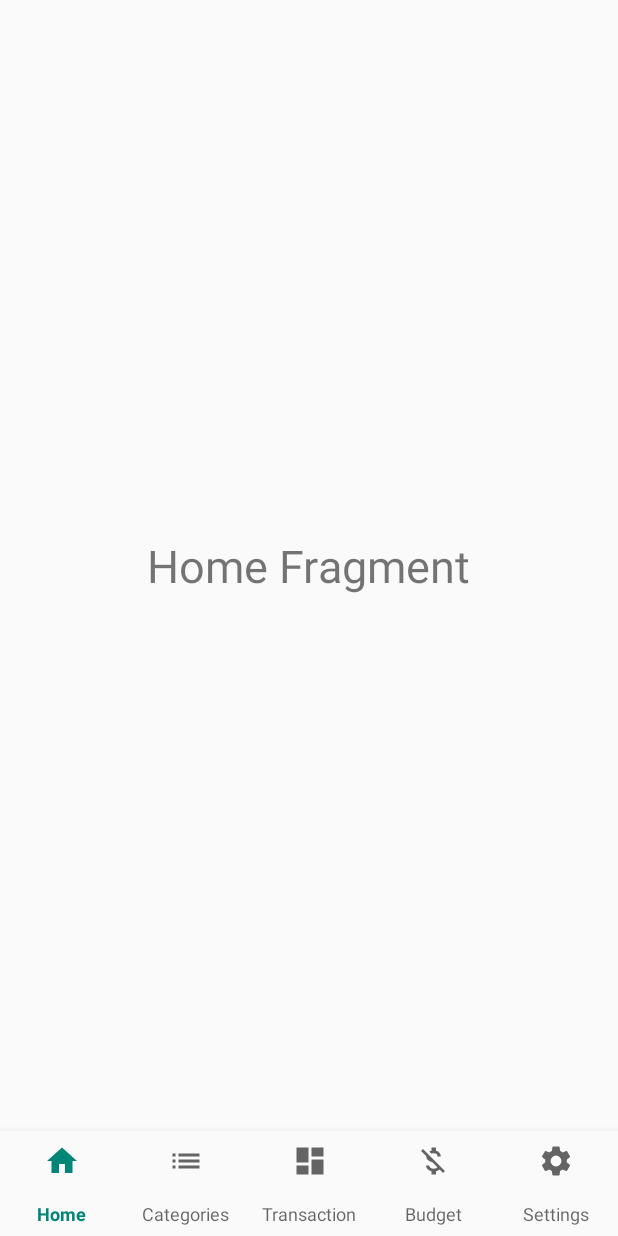
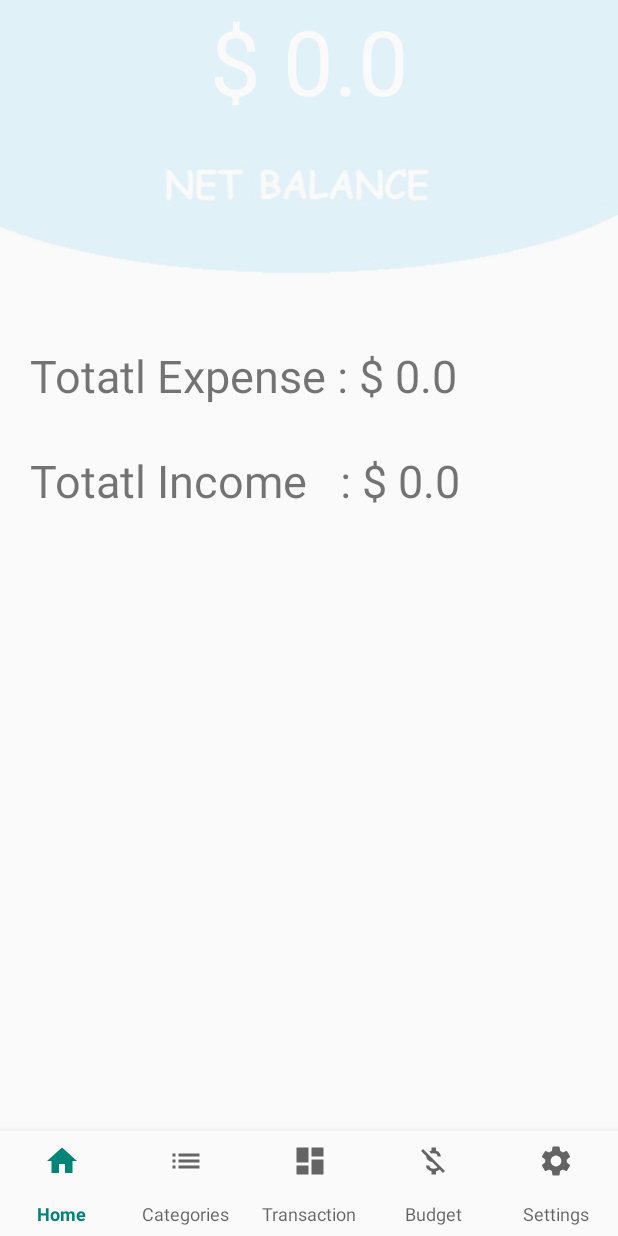
Before and after one commit to VishnuJayanand/PocketControl, an Android app: the screen it shows after launch (MainActivity), on a phone screen of 412 x 824 dp. Run offline under Robolectric (Android 15) with nearby library versions, the phone set to English and light mode, and no system bars; our stand-ins replace Room's generated code.

Commit message:
implemented home screen

```diff
--- a/app/src/main/java/com/droidlabs/pocketcontrol/db/PocketControlDB.java
+++ b/app/src/main/java/com/droidlabs/pocketcontrol/db/PocketControlDB.java
@@ -158,11 +158,11 @@ public abstract class PocketControlDB extends RoomDatabase {
         paymentModeDao.insert(paymentMode);
 
         Transaction transactionA = new Transaction(300f, 2, String.valueOf(rentCatId), today, "");
-        Transaction transactionB = new Transaction(-200f, 1, String.valueOf(shoppingCatId), today, "");
+        Transaction transactionB = new Transaction(200f, 1, String.valueOf(shoppingCatId), today, "");
         Transaction transactionC = new Transaction(100f, 2, String.valueOf(studyCatId), today, "");
-        Transaction transactionD = new Transaction(-250f, 1, String.valueOf(transportCatId), today, "");
-        Transaction transactionE = new Transaction(-250f, 1, String.valueOf(healthCatId), today, "");
-        Transaction transactionF = new Transaction(-250f, 1, String.valueOf(foodId), today, "");
+        Transaction transactionD = new Transaction(250f, 1, String.valueOf(transportCatId), today, "");
+        Transaction transactionE = new Transaction(250f, 1, String.valueOf(healthCatId), today, "");
+        Transaction transactionF = new Transaction(250f, 1, String.valueOf(foodId), today, "");
         transactionDao.insert(transactionA);
         transactionDao.insert(transactionB);
         transactionDao.insert(transactionC);
--- a/app/src/main/java/com/droidlabs/pocketcontrol/ui/home/HomeFragment.java
+++ b/app/src/main/java/com/droidlabs/pocketcontrol/ui/home/HomeFragment.java
@@ -4,16 +4,63 @@ import android.os.Bundle;
 import android.view.LayoutInflater;
 import android.view.View;
 import android.view.ViewGroup;
+import android.view.animation.Animation;
+import android.view.animation.AnimationUtils;
+
+import android.widget.TextView;
+
 import androidx.annotation.Nullable;
 import androidx.fragment.app.Fragment;
 import com.droidlabs.pocketcontrol.R;
+import com.droidlabs.pocketcontrol.db.PocketControlDB;
+import com.droidlabs.pocketcontrol.db.transaction.Transaction;
+import com.droidlabs.pocketcontrol.db.transaction.TransactionDao;
+
+import java.util.List;
 
 
 public class HomeFragment extends Fragment {
+
+    private PocketControlDB db = PocketControlDB.getDatabase(getContext());
+    private Animation topAnimation;
+    private TextView textViewAmount, textViewExpense, textViewIncome;
+    private TransactionDao transactionDao;
+    private Float totalAmount = 0f;
+    private Float totalExpense = 0f;
+    private Float totalIncome = 0f;
+    private List<Transaction> allTransactions;
+
     @Nullable
     @Override
     public final View onCreateView(
             final LayoutInflater inf, final @Nullable ViewGroup container, final @Nullable Bundle savedInstanceState) {
-        return inf.inflate(R.layout.fragment_home, container, false);
+        View view = inf.inflate(R.layout.fragment_home, container, false);
+
+        textViewAmount = view.findViewById(R.id.homeScreenTop);
+        textViewIncome = view.findViewById(R.id.homeScreenTotalIncome);
+        textViewExpense = view.findViewById(R.id.homeScreenTotalExpense);
+
+        topAnimation = AnimationUtils.loadAnimation(getContext(), R.anim.top_animation);
+        textViewAmount.setAnimation(topAnimation);
+
+        transactionDao = db.transactionDao();
+        allTransactions = transactionDao.getAllTransactions();
+
+        if (!allTransactions.isEmpty()) {
+            for (Transaction transaction: allTransactions) {
+                if (transaction.getType().equals(1)) {
+                    totalExpense += transaction.getAmount();
+                } else {
+                    totalIncome += transaction.getAmount();
+                }
+            }
+        }
+        totalAmount =  totalIncome - totalExpense;
+
+        textViewExpense.setText("Totatl Expense : $ " + totalExpense.toString());
+        textViewIncome.setText("Totatl Income   : $ " + totalIncome.toString());
+        textViewAmount.setText("$ " + totalAmount.toString());
+
+        return view;
     }
 }
--- a/app/src/main/res/layout/fragment_home.xml
+++ b/app/src/main/res/layout/fragment_home.xml
@@ -1,13 +1,50 @@
 <?xml version="1.0" encoding="utf-8"?>
 <RelativeLayout xmlns:android="http://schemas.android.com/apk/res/android"
+    xmlns:app="http://schemas.android.com/apk/res-auto"
     android:layout_width="match_parent"
     android:layout_height="match_parent">
 
-    <TextView
-        android:layout_width="wrap_content"
-        android:layout_height="wrap_content"
-        android:text="Home Fragment"
-        android:textSize="30dp"
-        android:layout_centerInParent="true"/>
+    <LinearLayout
+        android:layout_width="match_parent"
+        android:layout_height="200dp"
+        android:orientation="vertical">
+
+
+        <TextView
+            android:id="@+id/homeScreenTop"
+            android:layout_width="match_parent"
+            android:layout_height="wrap_content"
+            android:background="@drawable/homescreentop"
+            android:textAlignment="center"
+            android:textColor="#FFFFFF"
+            android:textColorHighlight="#EDF4F6"
+            android:textColorLink="#337BB5"
+            android:textSize="60dp" />
+    </LinearLayout>
+
+    <LinearLayout
+        android:layout_width="match_parent"
+        android:layout_height="200dp"
+        android:orientation="vertical"
+        android:layout_marginTop="200dp">
+
+        <TextView
+            android:layout_width="match_parent"
+            android:layout_height="40dp"
+            android:id="@+id/homeScreenTotalExpense"
+            android:textSize="30dp"
+            android:layout_marginStart="20dp"
+            android:layout_marginTop="30dp"
+            />
+        <TextView
+            android:layout_width="match_parent"
+            android:layout_height="40dp"
+            android:id="@+id/homeScreenTotalIncome"
+            android:textSize="30dp"
+            android:layout_marginStart="20dp"
+            android:layout_marginTop="30dp"
+            />
+
+    </LinearLayout>
 
 </RelativeLayout>
```
Also changed, not shown: app/src/main/res/drawable/homescreentop.jpg (added).
